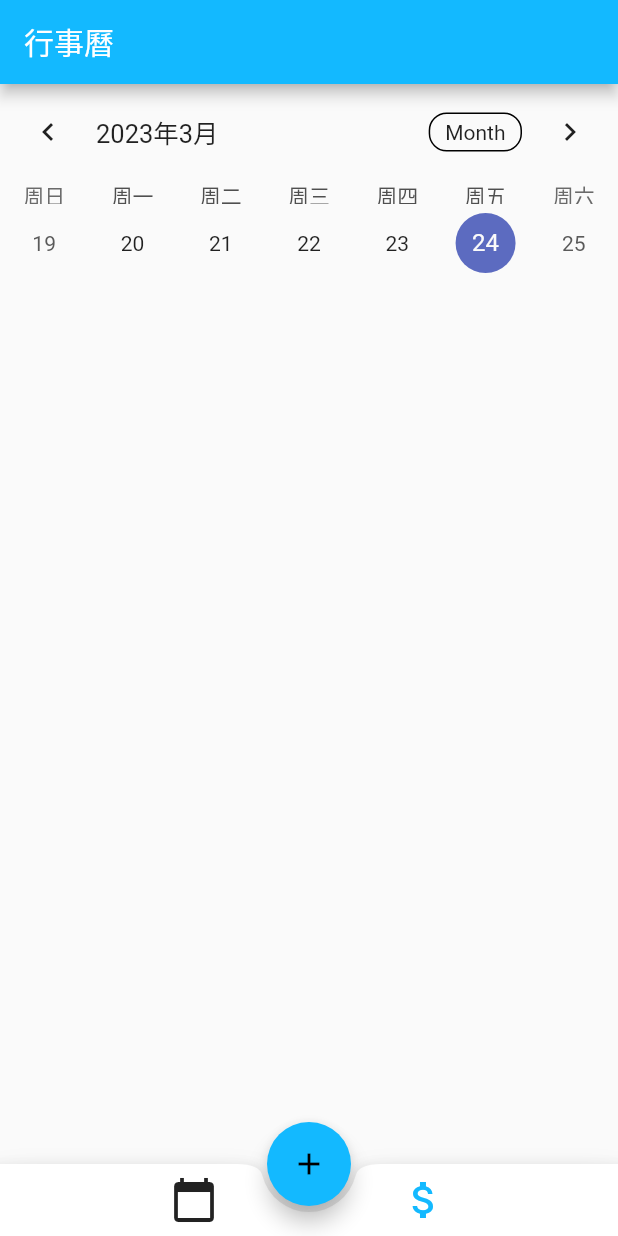
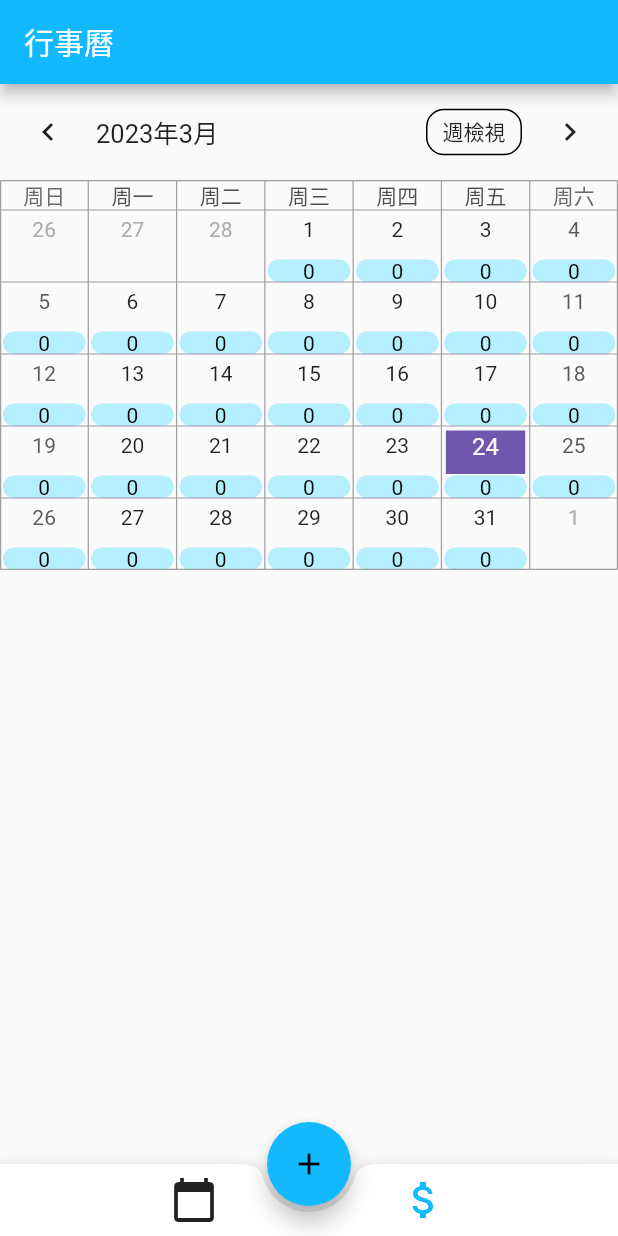
Before and after one commit to GGinthe/spending_calendar, a Flutter app: the screen it shows after launch, after a tap on the "attach money" icon, on a phone screen of 412 x 824 dp. Run offline on Flutter 3.47's test engine with Material 2 defaults, Android fonts, the light colour scheme and no system bars; drawn by our look-alikes of table_calendar; our stand-ins replace bloc, equatable, flutter_bloc, rxdart, shared_preferences; missing offline and left inert: omni_datetime_picker.

Commit message:
CalendarUI update

```diff
--- a/lib/book/bloc/book_state.dart
+++ b/lib/book/bloc/book_state.dart
@@ -10,7 +10,7 @@ class BookState extends Equatable {
     this.lastDeletedSpending,
     this.selectedDay,
     this.focusedDay,
-    this.calendarFormat = CalendarFormat.week,
+    this.calendarFormat = CalendarFormat.month,
   });
 
   final BookStatus status;
--- a/lib/book/view/book_page.dart
+++ b/lib/book/view/book_page.dart
@@ -1,7 +1,7 @@
 import 'package:flutter/cupertino.dart';
 import 'package:flutter/material.dart';
 import 'package:flutter_bloc/flutter_bloc.dart';
-//import 'package:spending_calendar/edit_spending/edit_spending_view.dart';
+
 import 'package:spending_calendar/book/book.dart';
 import 'package:spending_repository/spending_repository.dart';
 import 'package:table_calendar/table_calendar.dart';
@@ -51,7 +51,8 @@ class BookViews extends StatelessWidget {
           ),
           BlocListener<BookBloc, BookState>(
             listenWhen: (previous, current) =>
-            previous.lastDeletedSpending != current.lastDeletedSpending && current.lastDeletedSpending != null,
+                previous.lastDeletedSpending != current.lastDeletedSpending &&
+                current.lastDeletedSpending != null,
             listener: (context, state) {
               final deletedSpending = state.lastDeletedSpending!;
               final messenger = ScaffoldMessenger.of(context);
@@ -84,25 +85,71 @@ class BookViews extends StatelessWidget {
               return state.getDaySpendings(day).toList();
             }
 
-            List<Spending> selectedDaySpending = getSpendingsForDay(selectedDayState);
-
             return Column(
               children: [
                 TableCalendar(
                   focusedDay: focusedDayState,
-                  firstDay: DateTime(2000),
-                  lastDay: DateTime(2100),
+                  firstDay: DateTime(2005),
+                  lastDay: DateTime(2085),
                   calendarFormat: calendarFormatState,
                   locale: 'zh_CN',
                   eventLoader: getSpendingsForDay,
+                  daysOfWeekHeight: 20.0,
+                  rowHeight: 48.0,
+                  pageJumpingEnabled: true,
+                  availableCalendarFormats: const {
+                    CalendarFormat.month: '月檢視',
+                    CalendarFormat.week: '週檢視',
+                  },
+                  calendarBuilders: CalendarBuilders(
+                    markerBuilder: (context, day, events) {
+                      events as List<Spending>;
+                      final markerText = [for (var spending in events) spending.money]
+                          .fold<int>(0, (a, b) => a + b)
+                          .toString();
+                      if (day.month == selectedDayState.month) {
+                        return Container(
+                          width: 55,
+                          height: 15,
+                          decoration: BoxDecoration(
+                            borderRadius: BorderRadius.circular(30.0),
+                            color: const Color(0x8777E3FF),
+                          ),
+                          child: Text(
+                            markerText,
+                            textAlign: TextAlign.center,
+                            style: const TextStyle(
+                              color: Colors.black,
+                              fontSize: 14.0,
+                            ),
+                          ),
+                        );
+                      } else {
+                        return const SizedBox();
+                      }
+                    },
+                  ),
+                  calendarStyle: CalendarStyle(
+                    markersAutoAligned: false,
+                    markersAlignment: const Alignment(0, 0.9),
+                    tableBorder: TableBorder.all(width: 0.8, color: Colors.grey),
+                    cellMargin: const EdgeInsets.fromLTRB(3, 3, 3, 16),
+                    cellAlignment: const Alignment(0, -0.7),
+                    todayDecoration: BoxDecoration(
+                      shape: BoxShape.rectangle,
+                      borderRadius: BorderRadius.circular(15),
+                      color: const Color(0x64330F8B),
+                    ),
+                    selectedDecoration: const BoxDecoration(
+                      shape: BoxShape.rectangle,
+                      color: Color(0xB1330F8B),
+                    ),
+                  ),
                   selectedDayPredicate: (day) {
-                    // Use to determine which day is currently selected.
-                    // If this returns true, then `day` will be marked as selected.
                     return isSameDay(selectedDayState, day);
                   },
                   onDaySelected: (selectedDay, focusedDay) {
                     if (!isSameDay(selectedDayState, selectedDay)) {
-                      // Updating the selected day
                       context.read<BookBloc>().add(
                             CalendarDaySelected(
                               selectedDay: selectedDay,
@@ -113,7 +160,6 @@ class BookViews extends StatelessWidget {
                   },
                   onFormatChanged: (format) {
                     if (calendarFormatState != format) {
-                      // Updating book format
                       context.read<BookBloc>().add(
                             CalendarFormatChanged(format),
                           );
--- a/lib/calendar/view/calendar_page.dart
+++ b/lib/calendar/view/calendar_page.dart
@@ -101,11 +101,57 @@ class _TableCalendar extends StatelessWidget {
 
     return TableCalendar(
       focusedDay: focusedDayState,
-      firstDay: DateTime(2000),
-      lastDay: DateTime(2100),
+      firstDay: DateTime(2005),
+      lastDay: DateTime(2085),
       calendarFormat: calendarFormatState,
       locale: 'zh_CN',
       eventLoader: getTasksForDay,
+      daysOfWeekHeight: 20.0,
+      rowHeight: 48.0,
+      pageJumpingEnabled: true,
+      availableCalendarFormats: const {
+        CalendarFormat.month: '月檢視',
+        CalendarFormat.week: '週檢視',
+      },
+      calendarBuilders: CalendarBuilders(markerBuilder: (context, day, events) {
+        final markerText = events.length < 10 ? events.length.toString() : '9+';
+        if (day.month == selectedDayState.month) {
+          return Container(
+            width: 40,
+            height: 15,
+            decoration: BoxDecoration(
+              borderRadius: BorderRadius.circular(30.0),
+              color: const Color(0x8777E3FF),
+            ),
+            child: Text(
+              markerText,
+              textAlign: TextAlign.center,
+              style: const TextStyle(
+                color: Colors.black,
+                fontSize: 14.0,
+              ),
+            ),
+          );
+        } else {
+          return const SizedBox();
+        }
+      }),
+      calendarStyle: CalendarStyle(
+        markersAutoAligned: false,
+        markersAlignment: const Alignment(0, 0.9),
+        tableBorder: TableBorder.all(width: 0.8, color: Colors.grey),
+        cellMargin: const EdgeInsets.fromLTRB(3, 3, 3, 16),
+        cellAlignment: const Alignment(0, -0.7),
+        todayDecoration: BoxDecoration(
+          shape: BoxShape.rectangle,
+          borderRadius: BorderRadius.circular(15),
+          color: const Color(0x64330F8B),
+        ),
+        selectedDecoration: const BoxDecoration(
+          shape: BoxShape.rectangle,
+          color: Color(0xB1330F8B),
+        ),
+      ),
       selectedDayPredicate: (day) {
         // Use to determine which day is currently selected.
         // If this returns true, then `day` will be marked as selected.
```
Lines whose indentation alone changed are shown as unchanged.
